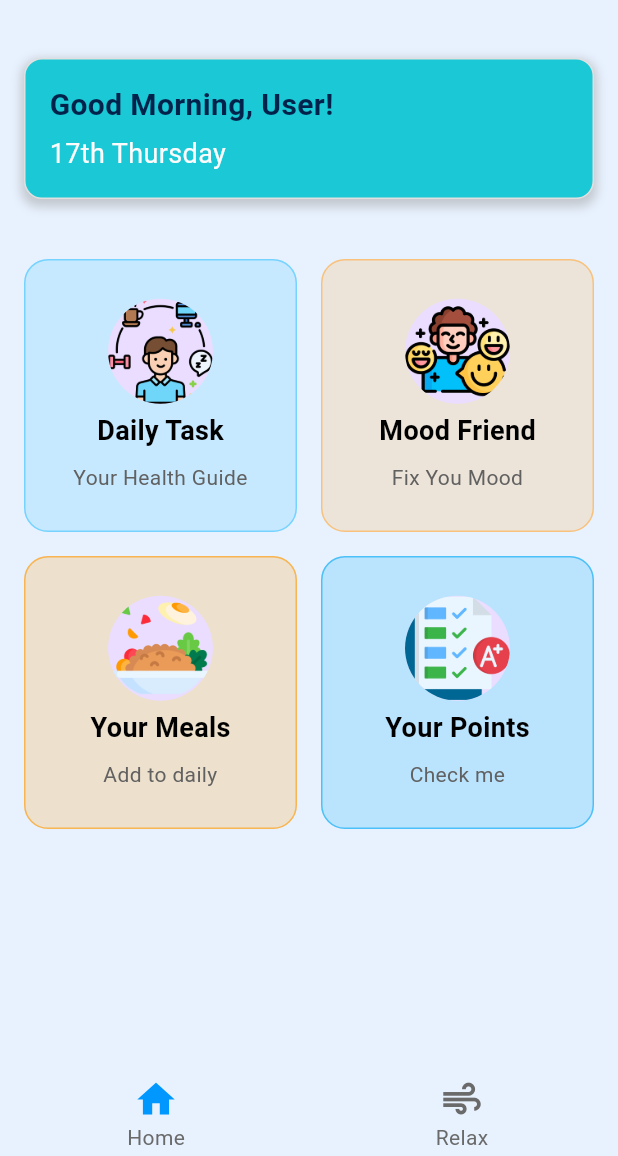
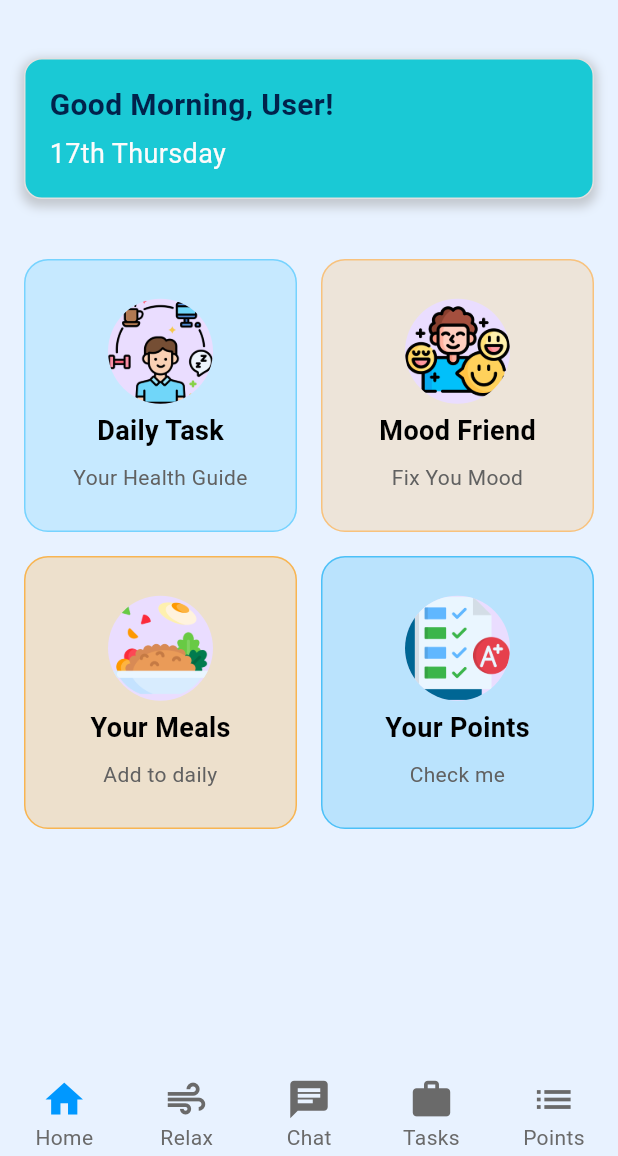
Before and after one commit to riyajidevindu/BeMA_App_V2, a Flutter app: the screen it shows once a user with an empty profile is signed in, on a phone screen of 412 x 824 dp, the part 80-1236 px from its top. Run offline on Flutter 3.47's test engine with Material 3 defaults, Android fonts, the light colour scheme and no system bars; drawn by our look-alikes of custom_navigation_bar; our stand-ins replace awesome_snackbar_content, cloud_firestore, firebase_auth, firebase_core, firebase_storage, go_router; accounts and stored records are empty.

Commit message:
other navbar elements

```diff
--- a/bema_application/lib/features/navbar/bottom_navbar.dart
+++ b/bema_application/lib/features/navbar/bottom_navbar.dart
@@ -1,4 +1,8 @@
 import 'package:bema_application/common/config/colors.dart';
+import 'package:bema_application/features/authentication/screens/chat_screen/chat_screen.dart';
+import 'package:bema_application/features/authentication/screens/learderboard_screen/learderboard_screen.dart';
+import 'package:bema_application/features/authentication/screens/profile_screen.dart';
+import 'package:bema_application/features/daily_suggestions/screens/daily_suggestions_screen.dart';
 import 'package:bema_application/features/home/screens/home_screen.dart';
 import 'package:bema_application/features/instant_stress_release/screens/instant_stress_release_screen.dart';
 import 'package:flutter/material.dart';
@@ -24,9 +28,13 @@ class _BNavbarScreenState extends State<BNavbarScreen> {
 
   // List of screens for navigation
   static final List<Widget> _widgetOptions = <Widget>[
-    HomeScreen(), // Actual HomeScreen widget
-    StressReleaseScreen(), // Actual StressReleaseScreen widget
-    // Add more screens here if needed
+    HomeScreen(),
+    StressReleaseScreen(),
+    ChatScreen(),
+    DailytaskScreen(),
+    LearderboardScreen(),
+    //ProfileViewScreen()
+
   ];
 
   // Update index when navigation item is tapped
@@ -73,6 +81,35 @@ class _BNavbarScreenState extends State<BNavbarScreen> {
                 style: TextStyle(color: secondaryTextColor),
               ),
             ),
+            CustomNavigationBarItem(
+              icon: const Icon(Icons.chat),
+              title: const Text(
+                'Chat',
+                style: TextStyle(color: secondaryTextColor),
+              ),
+            ),
+            CustomNavigationBarItem(
+              icon: const Icon(Icons.work),
+              title: const Text(
+                'Tasks',
+                style: TextStyle(color: secondaryTextColor),
+              ),
+            ),
+            CustomNavigationBarItem(
+              icon: const Icon(Icons.list),
+              title: const Text(
+                'Points',
+                style: TextStyle(color: secondaryTextColor),
+              ),
+            ),
+            // CustomNavigationBarItem(
+            //   icon: const Icon(Icons.person_off_outlined),
+            //   title: const Text(
+            //     'Profile',
+            //     style: TextStyle(color: secondaryTextColor),
+            //   ),
+            // ),
+
             // You can add more CustomNavigationBarItem here
           ],
           selectedColor: primaryColor,
```
